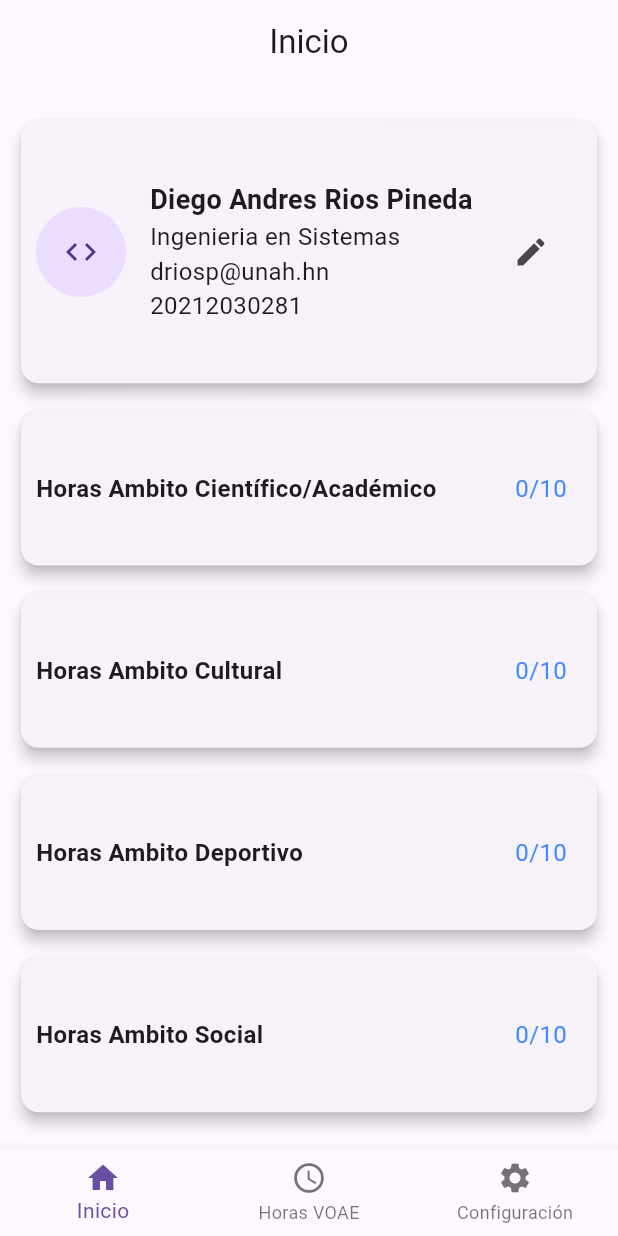
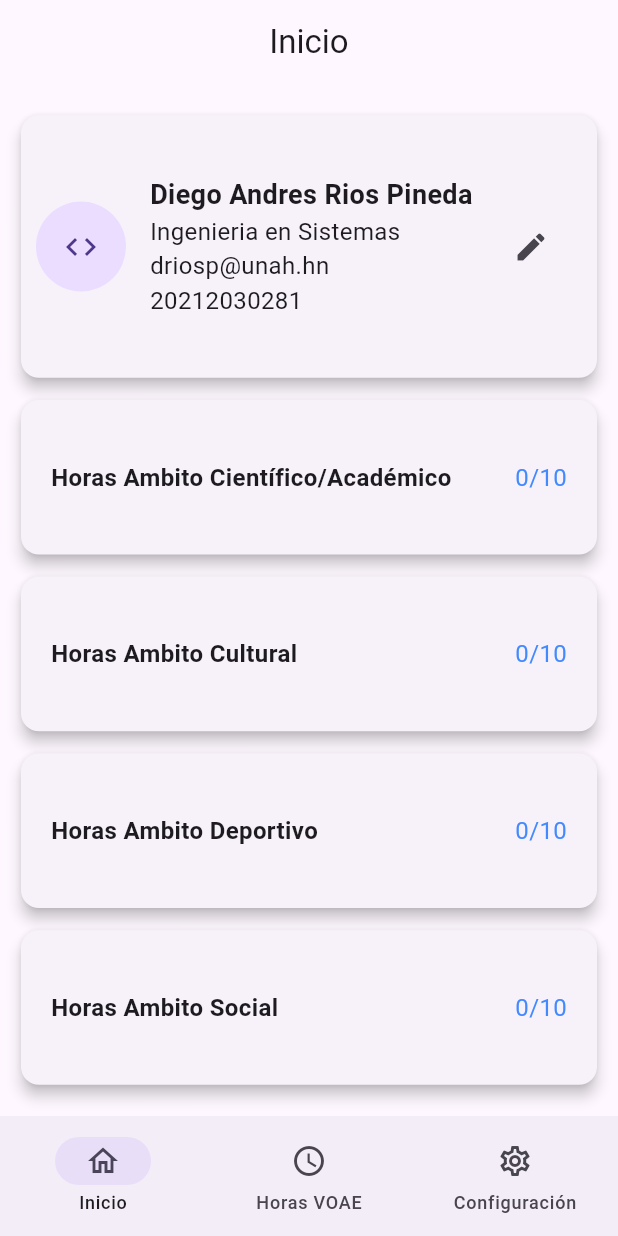
Before and after one commit to dandresrp/pumiagenda, a Flutter app: the screen it shows after launch, on a phone screen of 412 x 824 dp. Run offline on Flutter 3.47's test engine with Material 3 defaults, Android fonts, the phone set to English and light mode, and no system bars; our stand-ins replace go_router.

Commit message:
Agregar pantalla horas VOAE y paquete go_router

```diff
--- a/lib/custom_widgets.dart
+++ b/lib/custom_widgets.dart
@@ -1,23 +1,59 @@
 import 'package:flutter/material.dart';
+import 'package:go_router/go_router.dart';
 
-class BarraInferior extends StatelessWidget {
-  const BarraInferior({super.key});
+class BarraInferior extends StatefulWidget {
+  final int currentIndex;
+  const BarraInferior({required this.currentIndex, super.key});
+
+  @override
+  State<BarraInferior> createState() => _BarraInferiorState();
+}
+
+class _BarraInferiorState extends State<BarraInferior> {
+  late int currentPageIndex;
+
+  @override
+  void initState() {
+    super.initState();
+    currentPageIndex = widget.currentIndex;
+  }
+
+  void _navigateToPage(int index) {
+    switch (index) {
+      case 0:
+        GoRouter.of(context).go('/');
+        break;
+      case 1:
+        GoRouter.of(context).go('/horasvoae');
+        break;
+      // case 2:
+      //   GoRouter.of(context).go('/configuracion');
+      //   break;
+    }
+  }
 
   @override
   Widget build(BuildContext context) {
-    return BottomNavigationBar(
-      items: const [
-        BottomNavigationBarItem(
-          icon: Icon(Icons.home),
-          label: "Inicio",
+    return NavigationBar(
+      onDestinationSelected: (int index) {
+        setState(() {
+          currentPageIndex = index;
+          _navigateToPage(index);
+        });
+      },
+      selectedIndex: currentPageIndex,
+      destinations: const [
+        NavigationDestination(
+          icon: Icon(Icons.home_outlined),
+          label: 'Inicio',
         ),
-        BottomNavigationBarItem(
-          icon: Icon(Icons.schedule),
-          label: "Horas VOAE",
+        NavigationDestination(
+          icon: Icon(Icons.watch_later_outlined),
+          label: 'Horas VOAE',
         ),
-        BottomNavigationBarItem(
-          icon: Icon(Icons.settings),
-          label: "Configuración",
+        NavigationDestination(
+          icon: Icon(Icons.settings_outlined),
+          label: 'Configuración',
         ),
       ],
     );
@@ -33,7 +69,7 @@ class CardHorasInicio extends StatelessWidget {
     return Card(
       elevation: 4,
       child: Padding(
-        padding: const EdgeInsets.fromLTRB(10.0, 40.0, 20.0, 40.0),
+        padding: const EdgeInsets.fromLTRB(20.0, 40.0, 20.0, 40.0),
         child: Row(
           mainAxisAlignment: MainAxisAlignment.spaceBetween,
           children: [
@@ -57,3 +93,35 @@ class CardHorasInicio extends StatelessWidget {
     );
   }
 }
+
+class CardHorasVoae extends StatelessWidget {
+  final String ambito;
+  final Icon icon;
+  const CardHorasVoae({required this.ambito, required this.icon, super.key});
+
+  @override
+  Widget build(BuildContext context) {
+    return Card(
+      elevation: 4,
+      child: Padding(
+        padding: const EdgeInsets.fromLTRB(20.0, 40.0, 20.0, 40.0),
+        child: Row(
+          mainAxisAlignment: MainAxisAlignment.spaceBetween,
+          children: [
+            Text(
+              'Ambito $ambito',
+              style: const TextStyle(
+                fontSize: 16,
+                fontWeight: FontWeight.bold,
+              ),
+            ),
+            CircleAvatar(
+              radius: 30.0,
+              child: icon,
+            )
+          ],
+        ),
+      ),
+    );
+  }
+}
--- a/lib/main.dart
+++ b/lib/main.dart
@@ -1,21 +1,40 @@
 import 'package:flutter/material.dart';
 import 'package:pumiagenda/pantallas/pantalla_inicio.dart';
+import 'package:pumiagenda/pantallas/pantalla_horas_voae.dart';
+import 'package:go_router/go_router.dart';
 
 void main() {
   runApp(const MyApp());
 }
+
+GoRouter router = GoRouter(
+  routes: [
+    GoRoute(
+      path: '/',
+      builder: (context, state) => const PantallaInicio(),
+    ),
+    GoRoute(
+      path: '/horasvoae',
+      builder: (context, state) => const PantallaHorasVoae(),
+    ),
+    // GoRoute(
+    //   path: '/configuracion',
+    //   builder: (context, state) => const PantallaConfiguracion(),
+    // )
+  ]
+);
 
 class MyApp extends StatelessWidget {
   const MyApp({super.key});
 
   @override
   Widget build(BuildContext context) {
-    return MaterialApp(
+    return MaterialApp.router(
       theme: ThemeData(),
       themeMode: ThemeMode.system,
       darkTheme: ThemeData.dark(),
       debugShowCheckedModeBanner: false,
-      home: const Inicio()
+      routerConfig: router,
     );
   }
 }
--- a/lib/pantallas/pantalla_inicio.dart
+++ b/lib/pantallas/pantalla_inicio.dart
@@ -1,8 +1,8 @@
 import 'package:flutter/material.dart';
 import 'package:pumiagenda/custom_widgets.dart';
 
-class Inicio extends StatelessWidget {
-  const Inicio({super.key});
+class PantallaInicio extends StatelessWidget {
+  const PantallaInicio({super.key});
 
   @override
   Widget build(BuildContext context) {
@@ -77,7 +77,7 @@ class Inicio extends StatelessWidget {
           ],
         ),
       ),
-      bottomNavigationBar: const BarraInferior(),
+      bottomNavigationBar: const BarraInferior(currentIndex: 0,),
     );
   }
 }
--- a/pubspec.yaml
+++ b/pubspec.yaml
@@ -35,6 +35,7 @@ dependencies:
   # The following adds the Cupertino Icons font to your application.
   # Use with the CupertinoIcons class for iOS style icons.
   cupertino_icons: ^1.0.6
+  go_router: ^14.2.2
 
 dev_dependencies:
   flutter_test:
```
Also changed, not shown: lib/pantallas/pantalla_horas_voae.dart (added, +61 -0 lines), pubspec.lock.
